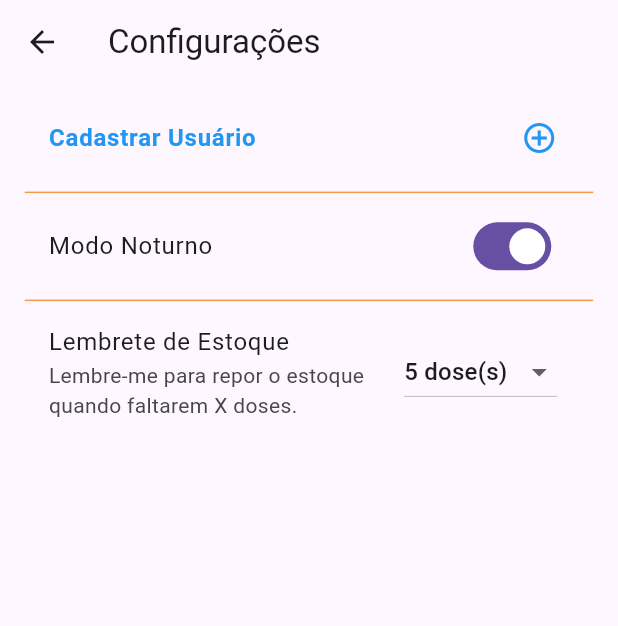
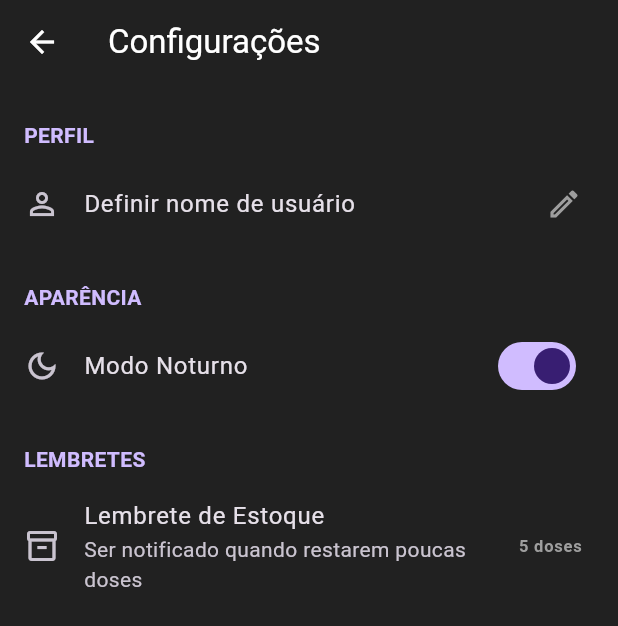
Before and after one commit to MBritoS19/CheckPills, a Flutter app: the ConfigurationScreen screen opened directly, after a tap on "Modo Noturno", on a phone screen of 412 x 824 dp. Shown: the top 626 px of the screen. Run offline on Flutter 3.47's test engine with Material 3 defaults, Android fonts, the light colour scheme and no system bars; our stand-ins replace drift, image_picker, table_calendar; accounts and stored records are empty; generated files the repository leaves out were written again.

Commit message:
realizei algumas alterações e correções no código, mas para resumir tudo fiz o modo escuro funcionar, deixei em observação por que parou de salvar os médicamentos, vou resolver isso amanhã, fora isso alterei a visualização da tela de condigurações para ficar melhor visualmente

```diff
--- a/checkpills/lib/core/theme/app_theme.dart
+++ b/checkpills/lib/core/theme/app_theme.dart
@@ -4,17 +4,34 @@ import 'package:flutter/material.dart';
 const Color appBackgroundColor = Color(0xFFD9D9D9);
 const Color orangeColor = Color(0xFFF2994A);
 
-final ThemeData appTheme = ThemeData(
+// Renomeie o appTheme existente para lightTheme
+final ThemeData lightTheme = ThemeData(
   scaffoldBackgroundColor: appBackgroundColor,
-
   appBarTheme: const AppBarTheme(
     backgroundColor: appBackgroundColor,
     elevation: 0,
+    foregroundColor: Colors.black,
   ),
+  cardTheme: const CardThemeData(
+    // <-- CORRIGIDO AQUI
+    color: Colors.white,
+    elevation: 1,
+  ),
+  brightness: Brightness.light,
+);
 
-  // MUDANÇA AQUI: Corrigido de `CardTheme` para `CardThemeData`.
-  cardTheme: const CardThemeData(
-    color: appBackgroundColor,
-    elevation: 1, // Adicionei uma leve elevação para os cards se destacarem.
+// ADICIONE ESTE NOVO TEMA ESCURO
+final ThemeData darkTheme = ThemeData(
+  brightness: Brightness.dark,
+  scaffoldBackgroundColor: Colors.grey[900],
+  appBarTheme: AppBarTheme(
+    backgroundColor: Colors.grey[900],
+    elevation: 0,
+    foregroundColor: Colors.white,
+  ),
+  cardTheme: CardThemeData(
+    // <-- CORRIGIDO AQUI
+    color: Colors.grey[850],
+    elevation: 1,
   ),
 );
--- a/checkpills/lib/main.dart
+++ b/checkpills/lib/main.dart
@@ -5,6 +5,7 @@ import 'package:CheckPills/presentation/providers/settings_provider.dart';
 import 'package:CheckPills/presentation/screens/home_screen.dart';
 import 'package:flutter_localizations/flutter_localizations.dart';
 import 'package:CheckPills/data/datasources/database.dart';
+import 'package:CheckPills/core/theme/app_theme.dart';
 import 'package:intl/date_symbol_data_local.dart';
 import 'package:provider/provider.dart';
 import 'package:flutter/material.dart';
@@ -47,16 +48,26 @@ class MyApp extends StatelessWidget {
 
   @override
   Widget build(BuildContext context) {
-    return const MaterialApp(
+    // Escuta o SettingsProvider para saber se o modo noturno está ativo
+    final settingsProvider = context.watch<SettingsProvider>();
+
+    return MaterialApp(
       debugShowCheckedModeBanner: false,
-      home: MainScreen(),
-      locale: Locale('pt', 'BR'),
-      localizationsDelegates: [
+
+      // APLICA O TEMA CORRETO
+      theme: lightTheme, // Nosso tema claro
+      darkTheme: darkTheme, // Nosso novo tema escuro
+      themeMode:
+          settingsProvider.settings.darkMode ? ThemeMode.dark : ThemeMode.light,
+
+      home: const MainScreen(),
+      locale: const Locale('pt', 'BR'),
+      localizationsDelegates: const [
         GlobalMaterialLocalizations.delegate,
         GlobalWidgetsLocalizations.delegate,
         GlobalCupertinoLocalizations.delegate,
       ],
-      supportedLocales: [
+      supportedLocales: const [
         Locale('pt', 'BR'),
       ],
     );
@@ -72,10 +83,6 @@ class MainScreen extends StatefulWidget {
 
 class _MainScreenState extends State<MainScreen> {
   int _selectedIndex = 0;
-  final List<Widget> _widgetOptions = <Widget>[
-    const HomeScreen(),
-    const ConfigurationScreen(),
-  ];
 
   void _onItemTapped(int index) {
     setState(() {
--- a/checkpills/lib/presentation/providers/settings_provider.dart
+++ b/checkpills/lib/presentation/providers/settings_provider.dart
@@ -3,7 +3,6 @@
 import 'dart:async';
 import 'package:flutter/material.dart';
 import 'package:CheckPills/data/datasources/database.dart';
-import 'package:drift/drift.dart' hide Column;
 
 class SettingsProvider with ChangeNotifier {
   final AppDatabase database;
@@ -43,6 +42,28 @@ class SettingsProvider with ChangeNotifier {
   }
 
   Future<void> updateSettings(SettingsCompanion newSettings) async {
-    await database.settingsDao.updateSettings(newSettings);
+    // 1. Manda o banco de dados se atualizar em segundo plano.
+    // Removemos o 'await' para não esperar aqui.
+    database.settingsDao.updateSettings(newSettings);
+
+    // 2. Atualiza o estado local do provider IMEDIATAMENTE.
+    // Usamos o método copyWith para criar um novo objeto 'Setting'
+    // com os valores que acabaram de ser alterados.
+    _settings = _settings.copyWith(
+      userName: newSettings.userName,
+      standardPillType: newSettings.standardPillType,
+      darkMode: newSettings.darkMode.present
+          ? newSettings.darkMode.value
+          : _settings.darkMode,
+      refillReminder: newSettings.refillReminder.present
+          ? newSettings.refillReminder.value
+          : _settings.refillReminder,
+      updatedAt: newSettings.updatedAt.present
+          ? newSettings.updatedAt.value
+          : DateTime.now(),
+    );
+
+    // 3. Notifica a UI sobre a mudança instantaneamente.
+    notifyListeners();
   }
 }
--- a/checkpills/lib/presentation/screens/add_medication_screen.dart
+++ b/checkpills/lib/presentation/screens/add_medication_screen.dart
@@ -410,13 +410,22 @@ class _AddMedicationScreenState extends State<AddMedicationScreen> {
                       _validatePage();
                     });
                   },
-                  style: ElevatedButton.styleFrom(
-                    backgroundColor: isSelected ? blueColor : Colors.grey[200],
-                    foregroundColor: isSelected ? Colors.white : Colors.black,
-                    shape: RoundedRectangleBorder(
-                      borderRadius: BorderRadius.circular(20),
-                    ),
-                  ),
+                  style: isSelected
+                      // Se estiver selecionado, aplica nosso estilo azul customizado
+                      ? ElevatedButton.styleFrom(
+                          backgroundColor: blueColor,
+                          foregroundColor: Colors.white,
+                          shape: RoundedRectangleBorder(
+                            borderRadius: BorderRadius.circular(20),
+                          ),
+                        )
+                      // Se NÃO estiver selecionado, usa o estilo padrão do tema,
+                      // mas mantém as bordas arredondadas.
+                      : ElevatedButton.styleFrom(
+                          shape: RoundedRectangleBorder(
+                            borderRadius: BorderRadius.circular(20),
+                          ),
+                        ),
                   child: Text(type),
                 );
               }).toList(),
--- a/checkpills/lib/presentation/screens/configuration_screen.dart
+++ b/checkpills/lib/presentation/screens/configuration_screen.dart
@@ -1,11 +1,10 @@
-// lib/screens/configuration_screen.dart
+// lib/presentation/screens/configuration_screen.dart
 
 import 'package:CheckPills/presentation/providers/settings_provider.dart';
 import 'package:CheckPills/data/datasources/database.dart';
 import 'package:drift/drift.dart' hide Column;
 import 'package:flutter/material.dart';
 import 'package:provider/provider.dart';
-import 'package:CheckPills/core/theme/app_theme.dart';
 
 class ConfigurationScreen extends StatefulWidget {
   const ConfigurationScreen({super.key});
@@ -15,11 +14,28 @@ class ConfigurationScreen extends StatefulWidget {
 }
 
 class _ConfigurationScreenState extends State<ConfigurationScreen> {
+  // NOVO: Helper para criar os títulos de seção
+  Widget _buildSectionHeader(String title) {
+    return Padding(
+      padding: const EdgeInsets.only(
+          top: 24.0, bottom: 8.0, left: 16.0, right: 16.0),
+      child: Text(
+        title.toUpperCase(),
+        style: TextStyle(
+          fontWeight: FontWeight.bold,
+          color: Theme.of(context)
+              .colorScheme
+              .primary, // Usa a cor primária do tema
+          fontSize: 14,
+        ),
+      ),
+    );
+  }
 
   @override
   Widget build(BuildContext context) {
-    final provider = Provider.of<SettingsProvider>(context);
-    final screenWidth = MediaQuery.of(context).size.width;
+    // Usamos 'watch' para que a UI se reconstrua com as mudanças
+    final provider = context.watch<SettingsProvider>();
     final String? currentUserName = provider.settings.userName;
 
     return Scaffold(
@@ -27,73 +43,52 @@ class _ConfigurationScreenState extends State<ConfigurationScreen> {
         title: const Text('Configurações'),
       ),
       body: SingleChildScrollView(
-        child: Padding(
-          padding: EdgeInsets.symmetric(
-            horizontal: screenWidth * 0.04,
-            vertical: screenWidth * 0.02,
-          ),
+        // O padding foi removido daqui para ser aplicado por seção
         child: Column(
-            crossAxisAlignment: CrossAxisAlignment.stretch,
+          crossAxisAlignment:
+              CrossAxisAlignment.start, // Alinha os headers à esquerda
           children: [
+            // SEÇÃO DE PERFIL
+            _buildSectionHeader("Perfil"),
             ListTile(
-                title: Text(
-                  currentUserName ?? 'Cadastrar Usuário',
-                  style: TextStyle(
-                    color: currentUserName == null ? Colors.blue : Colors.black,
-                    fontWeight: currentUserName == null ? FontWeight.bold : FontWeight.normal,
-                  ),
-                ),
-                trailing: Icon(
-                  currentUserName == null ? Icons.add_circle_outline : Icons.edit,
-                  color: Colors.blue,
-                ),
+              leading: const Icon(Icons.person_outline),
+              title: Text(currentUserName ?? 'Definir nome de usuário'),
+              trailing: const Icon(Icons.edit_outlined, color: Colors.grey),
               onTap: () {
                 _showUserNameDialog(context, provider);
               },
             ),
-              const Divider(color: orangeColor),
+
+            // SEÇÃO DE APARÊNCIA
+            _buildSectionHeader("Aparência"),
             SwitchListTile(
+              secondary: const Icon(Icons.dark_mode_outlined),
               title: const Text('Modo Noturno'),
               value: provider.settings.darkMode,
               onChanged: (bool value) {
-                  provider.updateSettings(
-                      SettingsCompanion(darkMode: Value(value)));
+                provider
+                    .updateSettings(SettingsCompanion(darkMode: Value(value)));
               },
             ),
-              const Divider(color: orangeColor),
+
+            // SEÇÃO DE LEMBRETES
+            _buildSectionHeader("Lembretes"),
             ListTile(
+              leading: const Icon(Icons.inventory_2_outlined),
               title: const Text('Lembrete de Estoque'),
-                subtitle: const Text(
-                    'Lembre-me para repor o estoque quando faltarem X doses.'),
-                trailing: DropdownButton<int>(
-                  value: provider.settings.refillReminder,
-                  onChanged: (int? newValue) {
-                    if (newValue != null) {
-                      provider.updateSettings(
-                          SettingsCompanion(refillReminder: Value(newValue)));
-                    }
+              subtitle:
+                  const Text('Ser notificado quando restarem poucas doses'),
+              // NOVO: Mostra o valor atual e é clicável
+              trailing: Text(
+                '${provider.settings.refillReminder} doses',
+                style: const TextStyle(
+                    fontWeight: FontWeight.bold, color: Colors.grey),
+              ),
+              onTap: () {
+                _showRefillReminderDialog(context, provider);
               },
-                  items: <int>[
-                    1,
-                    2,
-                    3,
-                    4,
-                    5,
-                    6,
-                    7,
-                    8,
-                    9,
-                    10
-                  ].map<DropdownMenuItem<int>>((int value) {
-                    return DropdownMenuItem<int>(
-                      value: value,
-                      child: Text('$value dose(s)'),
-                    );
-                  }).toList(),
-                ),
             ),
           ],
-          ),
         ),
       ),
     );
@@ -101,16 +96,19 @@ class _ConfigurationScreenState extends State<ConfigurationScreen> {
 
   void _showUserNameDialog(BuildContext context, SettingsProvider provider) {
     String? currentName = provider.settings.userName;
-    final TextEditingController userNameController = TextEditingController(text: currentName);
+    final TextEditingController userNameController =
+        TextEditingController(text: currentName);
 
     showDialog(
       context: context,
       builder: (BuildContext context) {
         return AlertDialog(
-          title: Text(currentName == null ? 'Cadastrar Usuário' : 'Alterar Nome'),
+          title:
+              Text(currentName == null ? 'Cadastrar Usuário' : 'Alterar Nome'),
           content: TextField(
             controller: userNameController,
-            decoration: const InputDecoration(hintText: 'Digite o nome do usuário'),
+            decoration:
+                const InputDecoration(hintText: 'Digite o nome do usuário'),
             autofocus: true,
           ),
           actions: <Widget>[
@@ -120,14 +118,18 @@ class _ConfigurationScreenState extends State<ConfigurationScreen> {
                 Navigator.of(context).pop();
               },
             ),
+            // Dentro de _showUserNameDialog
+            // Dentro de _showUserNameDialog
             TextButton(
               child: const Text('Salvar'),
               onPressed: () {
-                if (userNameController.text.isNotEmpty) {
+                final newName = userNameController.text;
+
                 provider.updateSettings(
-                    SettingsCompanion(userName: Value(userNameController.text)),
+                  SettingsCompanion(
+                      userName: Value(newName.isEmpty ? null : newName)),
                 );
-                }
+
                 Navigator.of(context).pop();
               },
             ),
@@ -136,4 +138,27 @@ class _ConfigurationScreenState extends State<ConfigurationScreen> {
       },
     );
   }
+
+  void _showRefillReminderDialog(
+      BuildContext context, SettingsProvider provider) {
+    showDialog(
+      context: context,
+      builder: (context) {
+        return SimpleDialog(
+          title: const Text('Lembrete de Reposição de Estoque'),
+          children: <int>[1, 2, 3, 5, 10, 15].map((int value) {
+            return SimpleDialogOption(
+              onPressed: () {
+                provider.updateSettings(
+                  SettingsCompanion(refillReminder: Value(value)),
+                );
+                Navigator.pop(context);
+              },
+              child: Text('$value doses restantes'),
+            );
+          }).toList(),
+        );
+      },
+    );
   }
+}
--- a/checkpills/lib/presentation/screens/home_screen.dart
+++ b/checkpills/lib/presentation/screens/home_screen.dart
@@ -1,5 +1,6 @@
 import 'package:CheckPills/presentation/screens/add_medication_screen.dart';
 import 'package:CheckPills/presentation/providers/medication_provider.dart';
+import 'package:CheckPills/presentation/providers/settings_provider.dart';
 import 'package:CheckPills/presentation/screens/calendar_screen.dart';
 import 'package:CheckPills/data/datasources/database.dart';
 import 'package:provider/provider.dart';
@@ -254,39 +255,44 @@ class _HomeScreenState extends State<HomeScreen> {
 
     return Scaffold(
       appBar: AppBar(
-        title: Row(children: [
+        title: Consumer<SettingsProvider>(
+          builder: (context, settingsProvider, child) {
+            final userName = settingsProvider.settings.userName;
+            return Row(
+              children: [
                 SizedBox(
                   height: 40,
                   width: 40,
                   child: Image.asset('assets/images/logo.jpg'),
                 ),
                 const SizedBox(width: 8),
-          const Text('Nome do Usuário'),
-        ]),
+                Text(userName ?? 'Bem-vindo(a)!'),
+              ],
+            );
+          },
+        ),
+        // --- A SEÇÃO 'actions' QUE ESTAVA FALTANDO ---
         actions: [
           IconButton(
             icon: const Icon(Icons.calendar_month),
-            // Substitua o onPressed por este
             onPressed: () async {
-              // Navega e espera por um resultado (uma data)
               final selectedDate = await Navigator.push<DateTime>(
                 context,
                 MaterialPageRoute(builder: (context) => const CalendarScreen()),
               );
-
-              // Se uma data foi retornada, atualiza a tela inicial
               if (selectedDate != null && context.mounted) {
                 _updateSelectedDate(selectedDate);
               }
             },
           ),
         ],
+        // --- FIM DA SEÇÃO 'actions' ---
       ),
       body: Column(
         children: [
           const Divider(color: orangeColor, height: 1, thickness: 1),
           Container(
-            color: Colors.grey[200],
+            color: Theme.of(context).cardTheme.color,
             padding: EdgeInsets.symmetric(vertical: screenWidth * 0.02),
             child: Column(
               children: [
@@ -538,11 +544,18 @@ class _DayItem extends StatelessWidget {
 
   @override
   Widget build(BuildContext context) {
+    // Pega a cor de texto padrão do tema atual (preto ou branco)
+    final Color? defaultTextColor =
+        Theme.of(context).textTheme.bodyLarge?.color;
+
     return Column(
       children: [
         Text(dayOfWeek,
             style: TextStyle(
-                fontSize: screenWidth * 0.03, fontWeight: FontWeight.w500)),
+                fontSize: screenWidth * 0.03,
+                fontWeight: FontWeight.w500,
+                // APLICA A COR DO TEMA
+                color: defaultTextColor)),
         SizedBox(height: screenWidth * 0.01),
         Container(
           padding: EdgeInsets.all(screenWidth * 0.02),
@@ -553,7 +566,8 @@ class _DayItem extends StatelessWidget {
           child: Text(
             dayNumber,
             style: TextStyle(
-              color: isSelected ? Colors.white : Colors.black87,
+              // APLICA A COR DO TEMA QUANDO NÃO ESTÁ SELECIONADO
+              color: isSelected ? Colors.white : defaultTextColor,
               fontWeight: FontWeight.bold,
               fontSize: screenWidth * 0.035,
             ),
```
Lines whose indentation alone changed are shown as unchanged.
